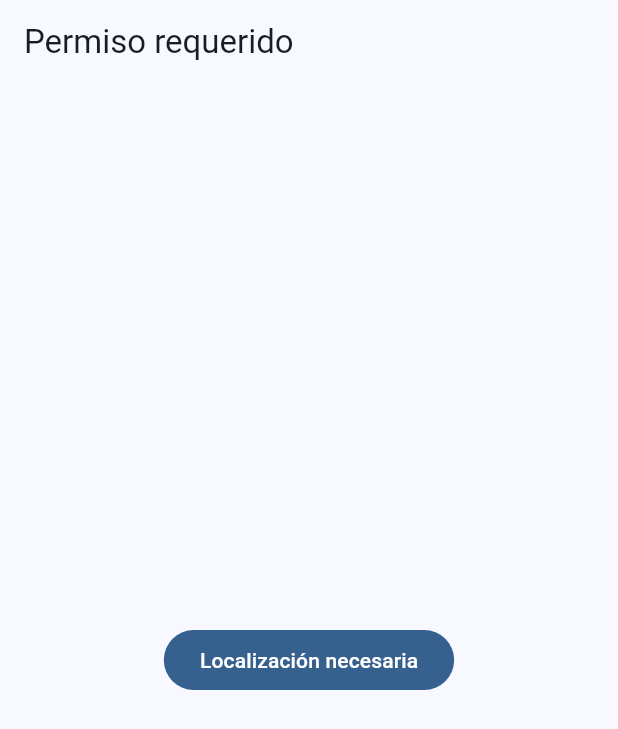
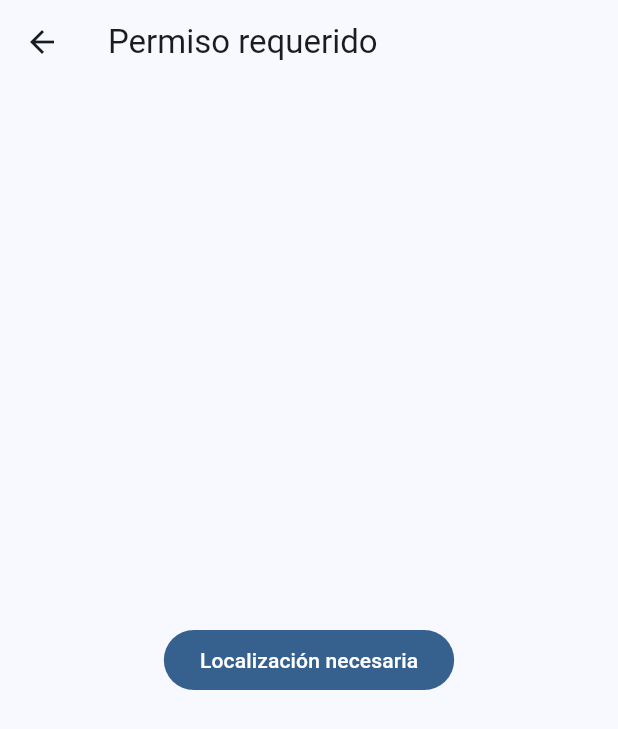
Before and after one commit to EzequielPasillasGonzalez/flutter_permissions, a Flutter app: the screen it shows after launch, after a tap on "Brújula", on a phone screen of 412 x 824 dp. Shown: the top 729 px of the screen. Run offline on Flutter 3.47's test engine with Material 3 defaults, Android fonts, the phone set to English and light mode, and no system bars; our stand-ins replace equatable, flutter_bloc, flutter_compass, go_router, google_fonts, permission_handler and 1 more.

Commit message:
fix: importaciones e icono para regersar en la pantalla Ask Location

```diff
--- a/lib/features/app_status/app_status.dart
+++ b/lib/features/app_status/app_status.dart
@@ -1,3 +1 @@
 export 'presentation/blocs/app_status_bloc/app_status_bloc.dart';
-export 'presentation/bloc/app_status_bloc/app_status_event.dart';
-export 'presentation/bloc/app_status_bloc/app_status_state.dart';
--- a/lib/features/permissions/permissions.dart
+++ b/lib/features/permissions/permissions.dart
@@ -1,5 +1,3 @@
 export 'presentation/blocs/permissions_bloc/permissions_bloc.dart';
-export 'presentation/blocs/permissions_bloc/permissions_event.dart';
-export 'presentation/blocs/permissions_bloc/permissions_state.dart';
 export 'presentation/screens/ask_location_screen.dart';
 export 'presentation/screens/permissions_screen.dart';
--- a/lib/features/permissions/presentation/screens/ask_location_screen.dart
+++ b/lib/features/permissions/presentation/screens/ask_location_screen.dart
@@ -1,5 +1,6 @@
 import 'package:flutter/material.dart';
 import 'package:flutter_bloc/flutter_bloc.dart';
+import 'package:go_router/go_router.dart';
 import 'package:reforzamiento/features/permissions/permissions.dart';
 
 class AskLocationScreen extends StatelessWidget {
@@ -10,7 +11,17 @@ class AskLocationScreen extends StatelessWidget {
     final permissionBloc = context.read<PermissionsBloc>();
 
     return Scaffold(
-      appBar: AppBar(title: const Text('Permiso requerido')),
+      appBar: AppBar(
+        title: const Text('Permiso requerido'),
+        leading: IconButton(
+          icon: const Icon(Icons.arrow_back),
+          onPressed: () {
+            if (context.canPop()) {
+              context.pop();
+            }
+          },
+        ),
+      ),
       body: Center(
         child: FilledButton(
           onPressed: () {
--- a/lib/features/pokemons/pokemons.dart
+++ b/lib/features/pokemons/pokemons.dart
@@ -1,5 +1,3 @@
 export 'domain/datasources/pokemons_datasource.dart';
 export 'presentation/blocs/pokemons_bloc/pokemons_bloc.dart';
-export 'presentation/blocs/pokemons_bloc/pokemons_event.dart';
-export 'presentation/blocs/pokemons_bloc/pokemons_state.dart';
 export 'presentation/screens/pokemons_screen.dart';
--- a/lib/features/sensors/sensors.dart
+++ b/lib/features/sensors/sensors.dart
@@ -1,6 +1,4 @@
 export 'blocs/sensors_bloc/sensors_bloc.dart';
-export 'blocs/sensors_bloc/sensors_event.dart';
-export 'blocs/sensors_bloc/sensors_state.dart';
 export 'screens/accelerometer_screen.dart';
 export 'screens/compass_screen.dart';
 export 'screens/gyroscope_ball_screen.dart';
```
